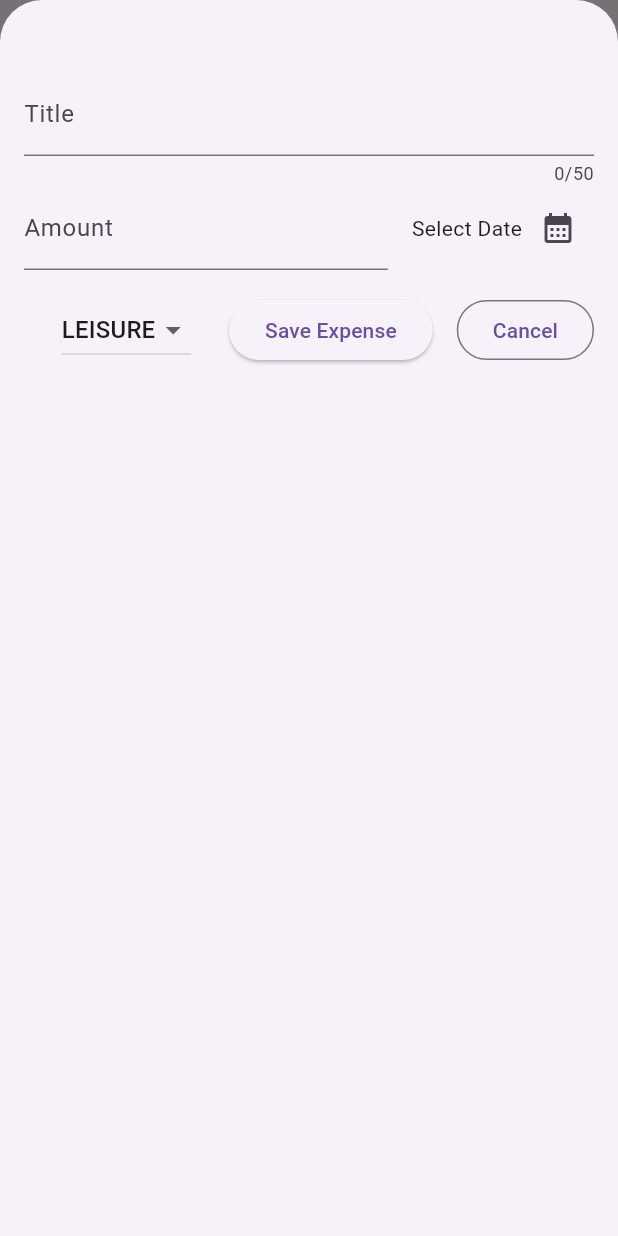
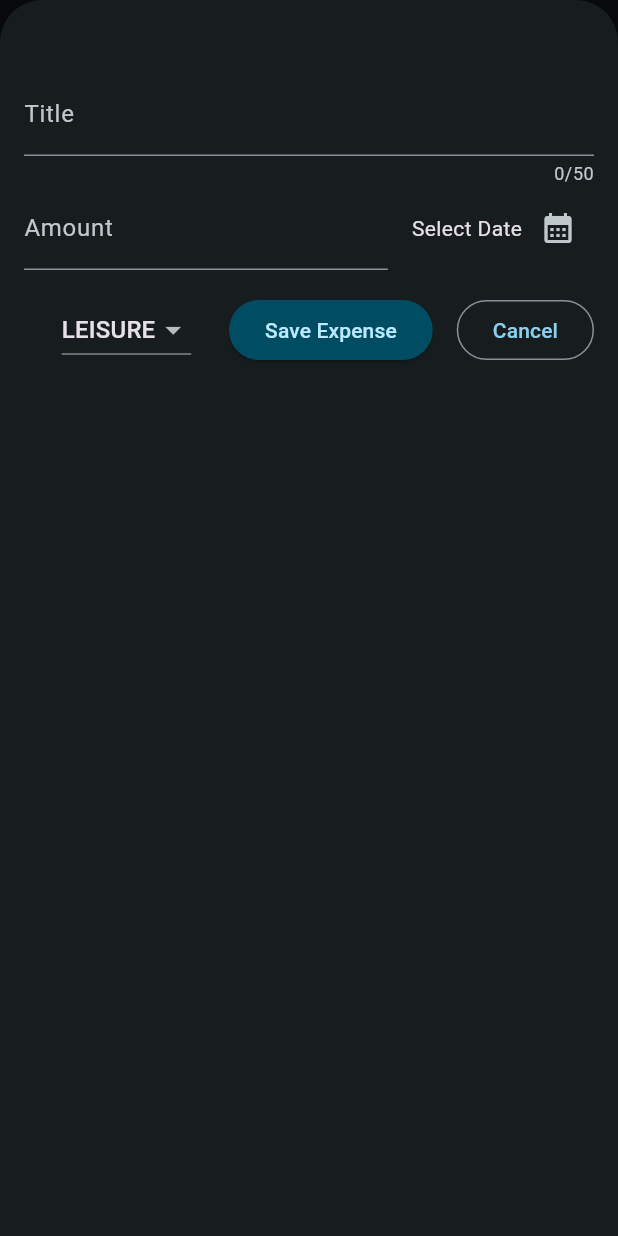
Before and after one commit to PJozeph/expense-tracker-app, a Flutter app: the screen it shows after launch, after a tap on the "add" icon, on a phone screen of 412 x 824 dp. Run offline on Flutter 3.47's test engine with Material 3 defaults, Android fonts, the phone set to English and light mode, and no system bars.

Commit message:
enhance UI with theme improvements and consistent styling for expense items

```diff
--- a/lib/main.dart
+++ b/lib/main.dart
@@ -2,10 +2,58 @@ import 'package:flutter/material.dart';
 
 import 'package:expense_tracker/widgets/expenses.dart';
 
+var kColorScheme = ColorScheme.fromSeed(
+  seedColor: const Color.fromARGB(255, 96, 59, 181),
+);
+
+var kColorSchemeDark = ColorScheme.fromSeed(
+  seedColor: const Color.fromARGB(255, 5, 99, 125),
+  brightness: Brightness.dark,
+);
+
 void main() {
   runApp(
-    const MaterialApp(
-      home: Expenses(),
+    MaterialApp(
+      darkTheme: ThemeData.dark().copyWith(
+        colorScheme: kColorSchemeDark,
+        elevatedButtonTheme: ElevatedButtonThemeData(
+          style: ElevatedButton.styleFrom(
+            backgroundColor: kColorSchemeDark.primaryContainer,
+            foregroundColor: kColorSchemeDark.onPrimaryContainer,
+          ),
+        ),
+         cardTheme: const CardTheme().copyWith(
+          color: kColorSchemeDark.primaryContainer,
+          margin: const EdgeInsets.symmetric(horizontal: 16, vertical: 8),
+        ),
+      ),
+      theme: ThemeData().copyWith(
+        appBarTheme: const AppBarTheme().copyWith(
+          backgroundColor: kColorScheme.onPrimaryContainer,
+          foregroundColor: kColorScheme.primaryContainer,
+        ),
+        cardTheme: const CardTheme().copyWith(
+          color: kColorScheme.primaryContainer,
+          margin: const EdgeInsets.symmetric(horizontal: 16, vertical: 8),
+        ),
+        elevatedButtonTheme: ElevatedButtonThemeData(
+          style: ElevatedButton.styleFrom(
+            backgroundColor: kColorScheme.primaryContainer,
+            foregroundColor: kColorScheme.onPrimaryContainer,
+          ),
+        ),
+        textTheme: ThemeData().textTheme.copyWith(
+          titleLarge: TextStyle(
+            color: kColorScheme.onSecondaryContainer,
+            fontWeight: FontWeight.normal,
+            fontSize: 17,
+          ),
+        ),
+
+        colorScheme: kColorScheme,
+      ),
+      themeMode: ThemeMode.dark,
+      home: const Expenses(),
     ),
   );
 }
--- a/lib/widgets/expense-list/expense_item.dart
+++ b/lib/widgets/expense-list/expense_item.dart
@@ -12,9 +12,10 @@ class ExpenseItem extends StatelessWidget {
       child: Padding(
         padding: const EdgeInsets.symmetric(vertical: 10, horizontal: 20),
         child: Column(
+          crossAxisAlignment: CrossAxisAlignment.start,
           children: [
             // align title to center
-            Text(expense.title),
+            Text(expense.title, style: Theme.of(context).textTheme.titleLarge),
             const SizedBox(height: 4),
             Row(
               mainAxisAlignment: MainAxisAlignment.spaceBetween,
--- a/lib/widgets/expense-list/expense_list.dart
+++ b/lib/widgets/expense-list/expense_list.dart
@@ -22,7 +22,9 @@ class ExpenseList extends StatelessWidget {
             onRemoveExpense(expenses[index]);
           },
           background: Container(
-            color: Colors.redAccent,
+            color: Theme.of(context).colorScheme.error,
+            margin: Theme.of(context).cardTheme.margin,
+
             alignment: Alignment.centerRight,
             padding: const EdgeInsets.only(right: 20),
             child: const Icon(Icons.delete, color: Colors.white),
--- a/lib/widgets/expenses.dart
+++ b/lib/widgets/expenses.dart
@@ -91,7 +91,10 @@ class _ExpensesState extends State<Expenses> {
             icon: const Icon(Icons.add),
           ),
         ],
-        title: const Text('Your Expenses'),
+        title: Text(
+          'Your Expenses',
+          style: Theme.of(context).textTheme.titleLarge,
+        ),
       ),
       body: Column(
         children: [
```
